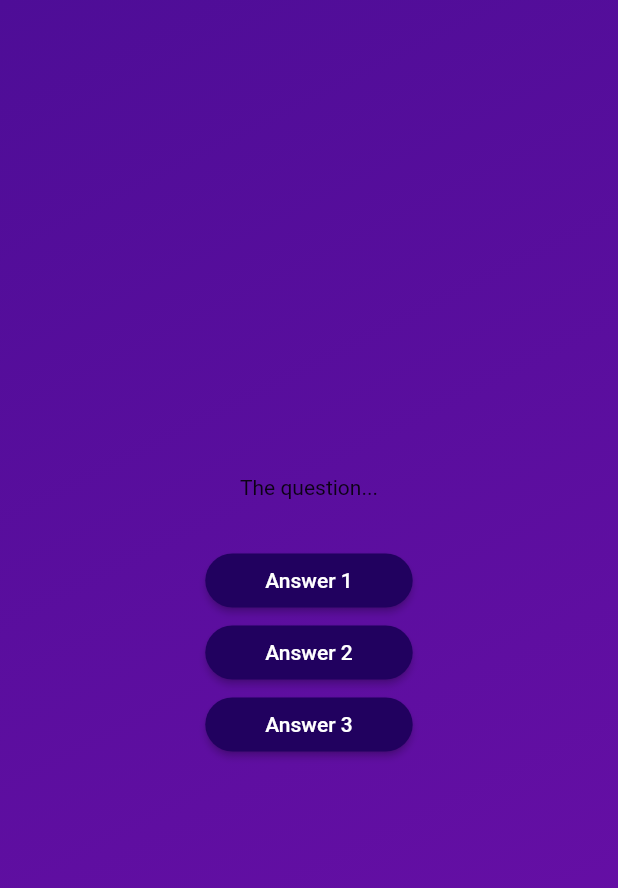
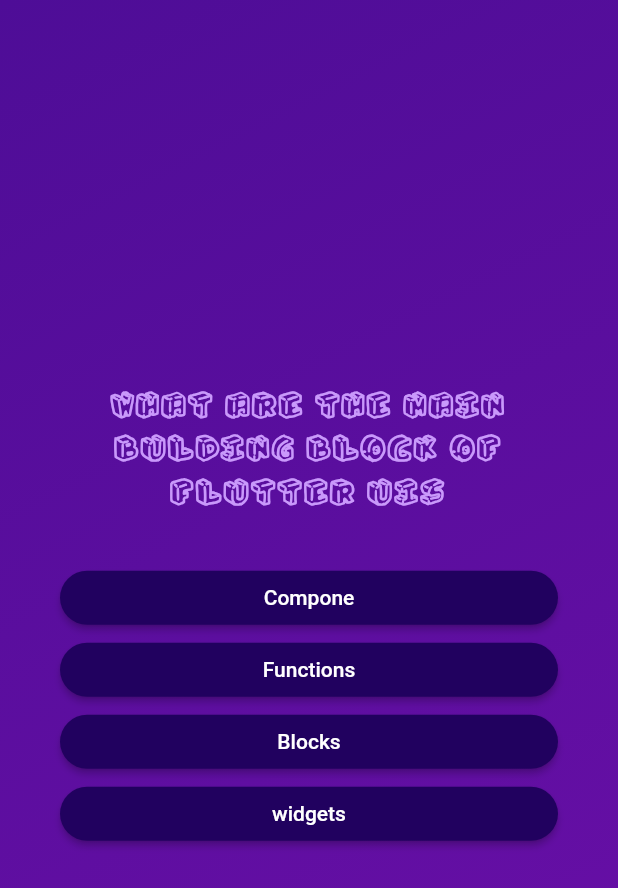
Before and after one commit to corbinCD/quiz_video, a Flutter app: the screen it shows after launch, after a tap on "Start qUiz", on a phone screen of 412 x 824 dp. Shown: the top 888 px of the screen. Run offline on Flutter 3.47's test engine with Material 2 defaults, Android fonts, the phone set to English and light mode, and no system bars; our stand-ins replace google_fonts.

Commit message:
video 25

```diff
--- a/lib/answer_button.dart
+++ b/lib/answer_button.dart
@@ -10,12 +10,18 @@
     return ElevatedButton(
       onPressed: onTap,
       style: ElevatedButton.styleFrom(
-      padding: const EdgeInsets.symmetric(vertical: 10, horizontal: 40),
+        padding: const EdgeInsets.symmetric(vertical: 10, horizontal: 40),
         backgroundColor: const Color.fromARGB(255, 33, 1, 95),
         foregroundColor: Colors.white,
         shape: RoundedRectangleBorder(borderRadius: BorderRadius.circular(40)),
       ),
-      child: Text(answerText),
+      child: Text(
+        answerText,
+        textAlign: TextAlign.center,
+        style: const TextStyle(
+            // fontFamily: 'cool_font',
+            ),
+      ),
     );
   }
 }
--- a/lib/main.dart
+++ b/lib/main.dart
@@ -3,6 +3,6 @@
 
 void main() {
   runApp(
-   const Quiz()
+    const Quiz(),
   );
 }
--- a/lib/models/quiz_questions.dart
+++ b/lib/models/quiz_questions.dart
@@ -3,4 +3,10 @@
 
   final String text;
   final List<String> answers;
+
+  List<String> getShuffledAnswer() {
+    final shuffledList = List.of(answers);
+    shuffledList.shuffle();
+    return shuffledList;
+  }
 }
--- a/lib/questions.dart
+++ b/lib/questions.dart
@@ -3,12 +3,12 @@
 //first one is the correct answer
 const questions = [
   QuizQuestion(
-    "what are the main bulding block of flutter uis",
+    "What are the main bulding block of flutter uis",
     [
       "widgets",
-      "compone",
+      "Compone",
       "Blocks",
-      "blocks",
+      "Functions",
     ],
   ),
   QuizQuestion(
--- a/lib/questions_screen.dart
+++ b/lib/questions_screen.dart
@@ -1,7 +1,12 @@
 import 'package:flutter/material.dart';
 import "package:quiz_video/answer_button.dart";
+import 'package:quiz_video/questions.dart';
+import "package:google_fonts/google_fonts.dart";
+
 class QuestionScreen extends StatefulWidget {
-  const QuestionScreen({super.key});
+  const QuestionScreen({super.key, required this.onSelectAnswer});
+
+  final void Function(String answer) onSelectAnswer;
 
   @override
   State<QuestionScreen> createState() {
@@ -10,20 +15,51 @@
 }
 
 class _QuestionScreenState extends State<QuestionScreen> {
+  var currentQuestionIndex = 0;
+
+  void answerQuestion(String selectedAnswer) {
+    widget.onSelectAnswer(selectedAnswer);
+    setState(() {});
+    currentQuestionIndex++;
+  }
+
   @override
   Widget build(context) {
+    final currenQuestions = questions[currentQuestionIndex];
     return SizedBox(
       width: double.infinity,
+      child: Container(
+        margin: const EdgeInsets.all(40),
         child: Column(
             //can use multiple aligments like space around
             mainAxisAlignment: MainAxisAlignment.center,
+            crossAxisAlignment: CrossAxisAlignment.stretch,
             children: [
-        const Text("The question...", ),
+              Text(
+                currenQuestions.text,
+                // style: GoogleFonts.lato(
+                style: const TextStyle(
+                  color: const Color.fromARGB(255, 201, 153, 251),
+                  fontFamily: "penguin",
+                  fontSize: 24,
+                  fontWeight: FontWeight.bold,
+                ),
+                //style: const TextStyle(
+                textAlign: TextAlign.center,
+
+                //),
+              ),
               const SizedBox(height: 30),
-       AnswerButton("Answer 1",(){}),
-       AnswerButton("Answer 2",(){}),
-       AnswerButton("Answer 3",(){}),
+              ...currenQuestions.getShuffledAnswer().map((answer) {
+                return AnswerButton(
+                  answer,
+                  () {
+                    answerQuestion(answer);
+                  },
+                );
+              }),
             ]),
+      ),
     );
   }
 }
--- a/lib/quiz.dart
+++ b/lib/quiz.dart
@@ -1,18 +1,24 @@
 import 'package:flutter/material.dart';
+import 'package:quiz_video/questions.dart';
 import 'package:quiz_video/questions_screen.dart';
+import 'package:quiz_video/results_screen.dart';
 import "package:quiz_video/start_screen.dart";
+import 'package:quiz_video/results_screen.dart';
+
 //three ways to switch screens
 
-class Quiz extends StatefulWidget{
+class Quiz extends StatefulWidget {
   const Quiz({super.key});
 
-@override
-  State<Quiz> createState(){
-    return  _Quizstate();
+  @override
+  State<Quiz> createState() {
+    return _Quizstate();
   }
 }
-class _Quizstate extends State<Quiz>{
+
+class _Quizstate extends State<Quiz> {
   Widget? activeScreen;
+   List<String> selectedAnswer = [];
   // alt 2 Widget activeScreen = activeScreen == "start-screen"
 
   //the magical if
@@ -26,27 +32,41 @@
     super.initState();
   }
 
-  void switchScreen(){
-    setState((){
+  void switchScreen() {
+    setState(() {
       // alt 1 activeScreen = 'questions-screen';
-      activeScreen = const QuestionScreen();
+      activeScreen = QuestionScreen(
+        onSelectAnswer: chooseAnswer,
+      );
     });
   }
+
+  void chooseAnswer(String answer) {
+    selectedAnswer.add(answer);
+    if (selectedAnswer.length == questions.length){
+      setState(() {
+        activeScreen = const ResultsScreen();
+        selectedAnswer = [];
+      });
+    }
+  }
+
   @override
-  Widget build(context){
+  Widget build(context) {
     // alt 2 var  screehWidget = StartScreen(SwitchScreen);
     return MaterialApp(
       home: Scaffold(
         body: Container(
           decoration: const BoxDecoration(
             gradient: LinearGradient(
-              colors: [Color.fromARGB(255,78,13,151),
-              Color.fromARGB(255, 107, 15, 168),
+              colors: [
+                Color.fromARGB(255, 78, 13, 151),
+                Color.fromARGB(255, 107, 15, 168),
               ],
               begin: Alignment.topLeft,
-              end:  Alignment.bottomRight,
+              end: Alignment.bottomRight,
+            ),
           ),
-            ),
           child: activeScreen,
           //alt 2 child: screenWidget,
 
--- a/lib/start_screen.dart
+++ b/lib/start_screen.dart
@@ -1,4 +1,5 @@
 import 'package:flutter/material.dart';
+import "package:google_fonts/google_fonts.dart";
 
 class StartScreen extends StatelessWidget {
   const StartScreen(this.startQuiz, {super.key});
@@ -14,11 +15,15 @@
           Image.asset("assets/quiz-logo.png",
               width: 300, color: const Color.fromARGB(150, 255, 255, 255)),
           const SizedBox(height: 80),
-          const Text(
+          Text(
             "LeaRnFLUTTETrTheBoariNgWAy",
-            style: TextStyle(
-              color: Color.fromARGB(255, 237, 223, 252),
+            style: GoogleFonts.lato(
+              color: const Color.fromARGB(255, 237, 223, 252),
+              fontSize: 24,
             ),
+            // style: TextStyle(
+            //   color: Color.fromARGB(255, 237, 223, 252),
+            // ),
           ),
           const SizedBox(height: 30),
           OutlinedButton.icon(
```
Also changed, not shown: lib/results_screen.dart (added, +22 -0 lines), pubspec.yaml (+17 -5 lines), assets/SnowtopCaps.otf (added), assets/cool_font.ttf (added), assets/penguin.ttf (added), assets/special_font.ttf (added), pubspec.lock, 1 other file. Lines whose indentation alone changed are shown as unchanged.
